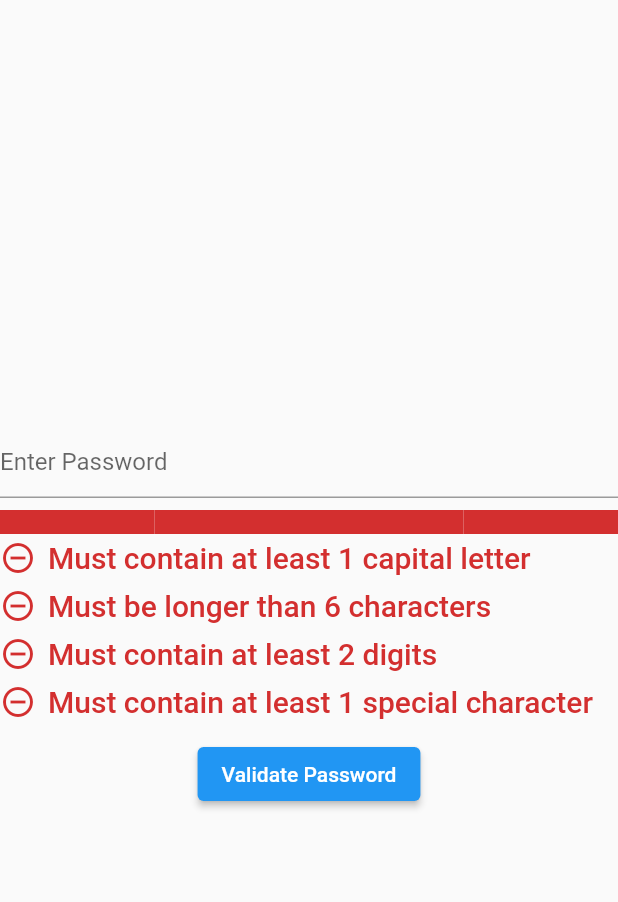
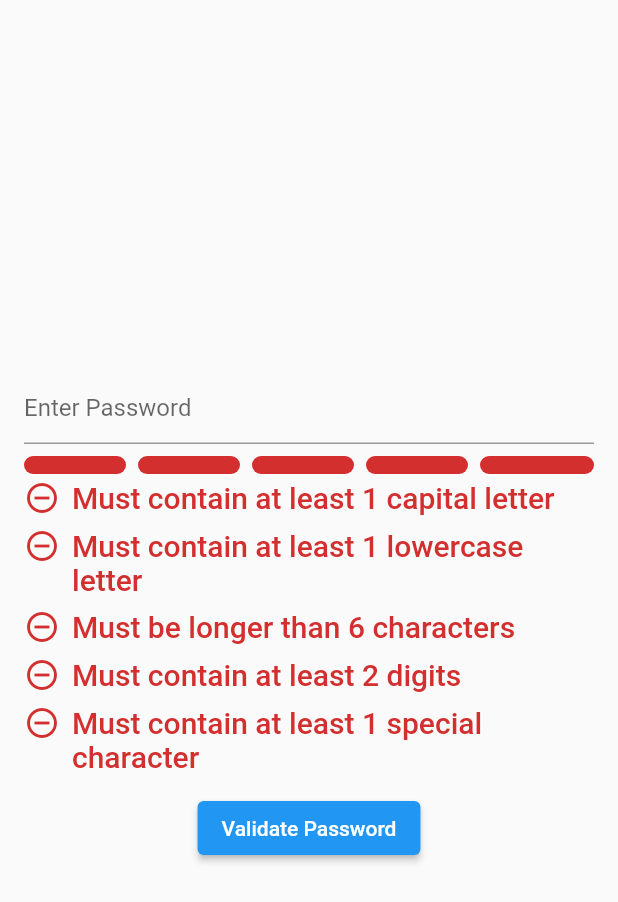
Before and after one commit to zweidenker/password_rule_check, a Flutter app: the screen it shows after launch, on a phone screen of 412 x 824 dp. Shown: the top 902 px of the screen. Run offline on Flutter 3.47's test engine with Material 2 defaults, Android fonts, the phone set to English and light mode, and no system bars.

Commit message:
Add more customisation options and documentation

```diff
--- a/example/lib/main.dart
+++ b/example/lib/main.dart
@@ -51,6 +51,8 @@ class _ExamplePageState extends State<ExamplePage> {
     return Scaffold(
       body: Form(
         key: _formKey,
+        child: Padding(
+          padding: const EdgeInsets.all(16.0),
           child: Column(
             mainAxisAlignment: MainAxisAlignment.center,
             mainAxisSize: MainAxisSize.max,
@@ -71,9 +73,18 @@ class _ExamplePageState extends State<ExamplePage> {
                 key: _ruleCheckKey,
                 controller: _controller,
                 ruleSet: PasswordRuleSet(
-                  minLength: 6, uppercase: 1, specialCharacters: 1, digits: 2),
+                  minLength: 6,
+                  uppercase: 1,
+                  lowercase: 1,
+                  specialCharacters: 1,
+                  digits: 2,
+                ),
+                successColor: const Color(0xFF4E91DF),
                 textStyle: Theme.of(context).textTheme.headline6,
                 showIcon: true,
+                rowHeight: 12,
+                rowRadius: BorderRadius.circular(12),
+                rowSpacing: 8,
               ),
               SizedBox(
                 height: 8,
@@ -87,6 +98,7 @@ class _ExamplePageState extends State<ExamplePage> {
             ],
           ),
         ),
+      ),
     );
   }
 }
--- a/lib/password_rule_check.dart
+++ b/lib/password_rule_check.dart
@@ -21,6 +21,9 @@ class PasswordRuleCheck extends StatefulWidget {
     this.translation,
     this.showIcon = false,
     this.textPadding = const EdgeInsets.symmetric(vertical: 4.0),
+    this.rowHeight = 16,
+    this.rowRadius = const BorderRadius.all(Radius.zero),
+    this.rowSpacing = 0,
   }) : super(key: key);
 
   /// [TextEditingController] of the Input Field
@@ -48,6 +51,15 @@ class PasswordRuleCheck extends StatefulWidget {
 
   /// Padding of the TextElements showing the PasswordRules
   final EdgeInsets textPadding;
+
+  /// Height of the validation bar. Defaults to 46
+  final double rowHeight;
+
+  /// Radius of each Segment in the validation bar. Defaults to 0
+  final BorderRadiusGeometry rowRadius;
+
+  /// Spacing between segments in the validation bar. Default to 0
+  final double rowSpacing;
 
   @override
   PasswordRuleCheckState createState() => PasswordRuleCheckState();
@@ -99,7 +111,9 @@ class PasswordRuleCheckState extends State<PasswordRuleCheck> {
           length: widget.ruleSet.rules.length,
           errorColor: errorColor,
           successColor: successColor,
-          height: 16,
+          height: widget.rowHeight,
+          radius: widget.rowRadius,
+          spacing: widget.rowSpacing,
         ),
         ...widget.ruleSet.rules.entries.map(
           (rule) {
--- a/lib/src/translations/de.dart
+++ b/lib/src/translations/de.dart
@@ -1,6 +1,7 @@
 // coverage:ignore-file
 part of password_rule_check_translations;
 
+/// German Translations for rule texts
 class GermanTranslation extends PasswordRuleCheckTranslation {
   @override
   String digits(int amount) {
--- a/lib/src/translations/en.dart
+++ b/lib/src/translations/en.dart
@@ -1,6 +1,7 @@
 // coverage:ignore-file
 part of password_rule_check_translations;
 
+/// English Translations for rule texts
 class EnglishTranslation extends PasswordRuleCheckTranslation {
   @override
   String digits(int amount) {
--- a/lib/src/widgets/rule_progress_bar.dart
+++ b/lib/src/widgets/rule_progress_bar.dart
@@ -1,20 +1,24 @@
 import 'package:flutter/widgets.dart';
 
 class RuleProgressBar extends StatelessWidget {
-  const RuleProgressBar(
-      {Key? key,
-      required this.length,
-      required this.errors,
-      required this.errorColor,
-      required this.successColor,
-      required this.height})
-      : super(key: key);
+  const RuleProgressBar({
+    Key? key,
+    required this.length,
+    required this.errors,
+    required this.errorColor,
+    required this.successColor,
+    required this.height,
+    required this.radius,
+    required this.spacing,
+  }) : super(key: key);
 
   final int length;
   final int errors;
   final Color errorColor;
   final Color successColor;
   final double height;
+  final BorderRadiusGeometry radius;
+  final double spacing;
 
   @override
   Widget build(BuildContext context) {
@@ -25,9 +29,16 @@ class RuleProgressBar extends StatelessWidget {
         children: List.generate(
             length,
             (index) => Expanded(
-                  child: _BarPill(
+                  child: Padding(
+                    padding: EdgeInsets.only(
+                      right: index != length - 1 ? spacing : 0,
+                    ),
+                    child: _BarPill(
                       color:
-                          index < length - errors ? successColor : errorColor),
+                          index < length - errors ? successColor : errorColor,
+                      radius: radius,
+                    ),
+                  ),
                 ),
             growable: false),
       ),
@@ -36,15 +47,21 @@ class RuleProgressBar extends StatelessWidget {
 }
 
 class _BarPill extends StatelessWidget {
-  const _BarPill({Key? key, required this.color}) : super(key: key);
+  const _BarPill({
+    Key? key,
+    required this.color,
+    required this.radius,
+  }) : super(key: key);
 
   final Color color;
+  final BorderRadiusGeometry radius;
 
   @override
   Widget build(BuildContext context) {
     return DecoratedBox(
         decoration: BoxDecoration(
       color: color,
+      borderRadius: radius,
     ));
   }
 }
```
Also changed, not shown: lib/src/translations/password_rule_check_translations.dart (+12 -0 lines), .github/assets/customized.png (added), .github/assets/standard.png (added), 2 other files. Lines whose indentation alone changed are shown as unchanged.
